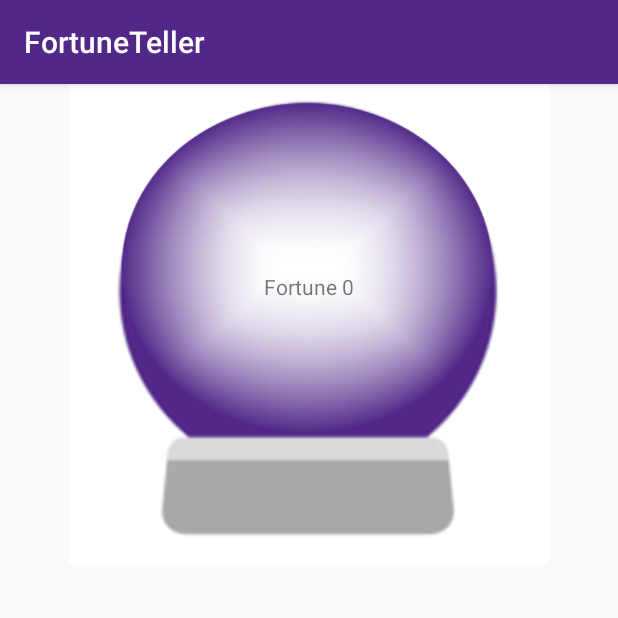
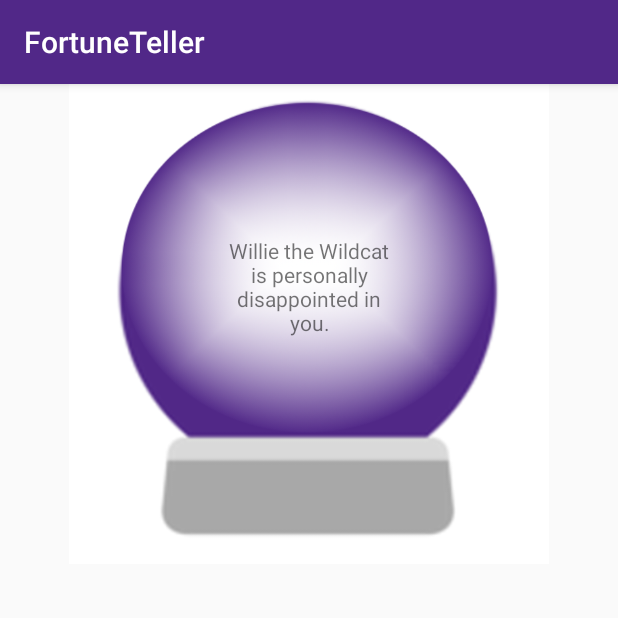
Before and after one commit to KSU-Mobile-Dev-Club/FortuneTeller, an Android app: the FortuneActivity screen opened directly, with no data from a screen before it, on a phone screen of 412 x 824 dp, the top half of it. Run offline under Robolectric (Android 15) with nearby library versions, the phone set to English and light mode, and no system bars.

Commit message:
Added some fortunes to strings.xml

```diff
--- a/app/src/main/res/values/strings.xml
+++ b/app/src/main/res/values/strings.xml
@@ -12,16 +12,16 @@
     <string name="end_quiz">Tell My Fortune!</string>
     <string name="meeting_count_label">Number of planned MDC meetings: </string>
     <string-array name="fortunes">
-        <item>Fortune 0</item>
-        <item>Fortune 1</item>
-        <item>Fortune 2</item>
-        <item>Fortune 3</item>
+        <item>Willie the Wildcat is personally disappointed in you.</item>
+        <item>You forget how to do the Wabash.</item>
+        <item>You wear an itchy sweater every day for the rest of your life, to be worn with no undershirt at all times.</item>
+        <item>Every time you wear ear buds they are violently yanked out of your ears.</item>
         <item>Fortune 4</item>
         <item>Fortune 5</item>
         <item>Fortune 6</item>
         <item>Fortune 7</item>
-        <item>Fortune 8</item>
-        <item>Fortune 9</item>
-        <item>Fortune 10</item>
+        <item>You marry your soul mate that you met at MDC.</item>
+        <item>Bill Snyder asks you for your autograph.</item>
+        <item>You achieve the highest honor possible as successor to the MDC president.</item>
     </string-array>
 </resources>
```
